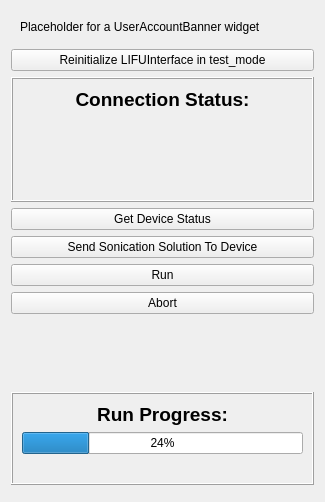
Old version of the form OpenLIFUSonicationControl/Resources/UI/OpenLIFUSonicationControl.ui in the repository OpenwaterHealth/SlicerOpenLIFU.
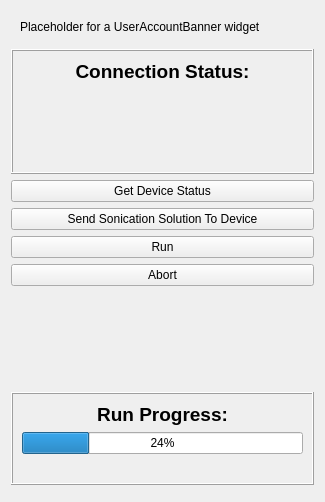
New version of the form. Custom widgets are drawn as their Qt base class.

Commit message: Simulated Interface

```diff
--- a/OpenLIFUSonicationControl/Resources/UI/OpenLIFUSonicationControl.ui
+++ b/OpenLIFUSonicationControl/Resources/UI/OpenLIFUSonicationControl.ui
@@ -24,19 +24,6 @@
      </layout>
     </widget>
    </item>
-   <item>
-    <widget class="QPushButton" name="reinitializeLIFUInterfacePushButton">
-     <property name="sizePolicy">
-      <sizepolicy hsizetype="MinimumExpanding" vsizetype="Fixed">
-       <horstretch>0</horstretch>
-       <verstretch>0</verstretch>
-      </sizepolicy>
-     </property>
-     <property name="text">
-      <string>Reinitialize LIFUInterface in test_mode</string>
-     </property>
-    </widget>
-   </item>
    <item>
     <widget class="QFrame" name="connectedStateFrame">
      <property name="frameShape">
```
The commit also changes 4 other files.
